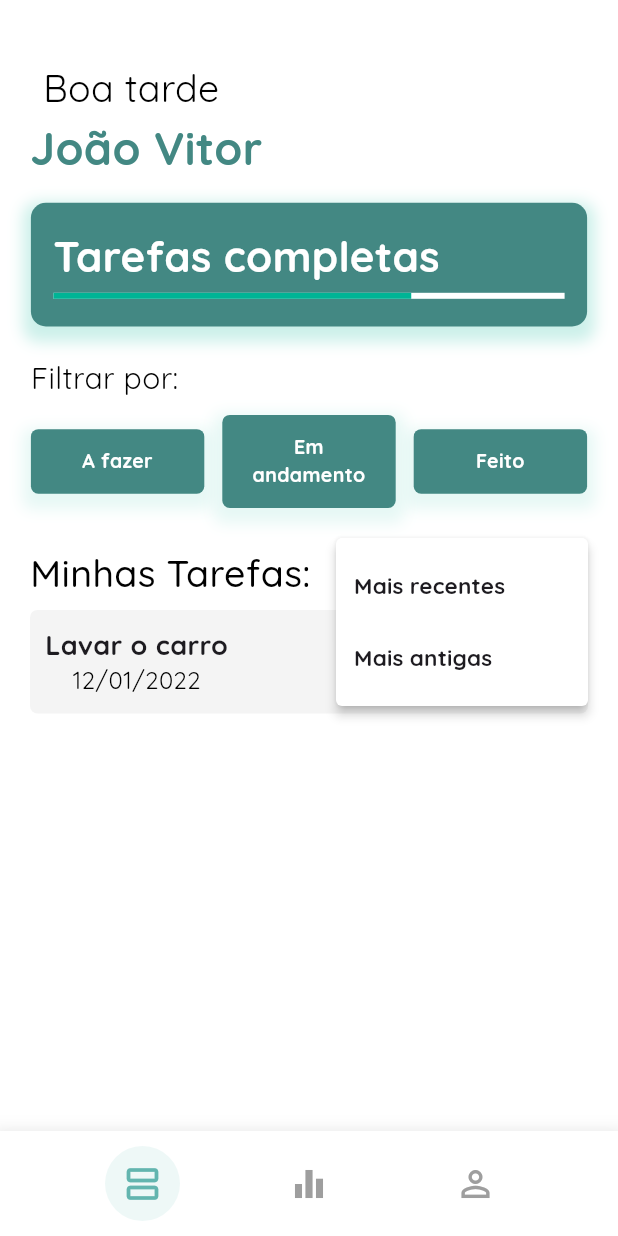
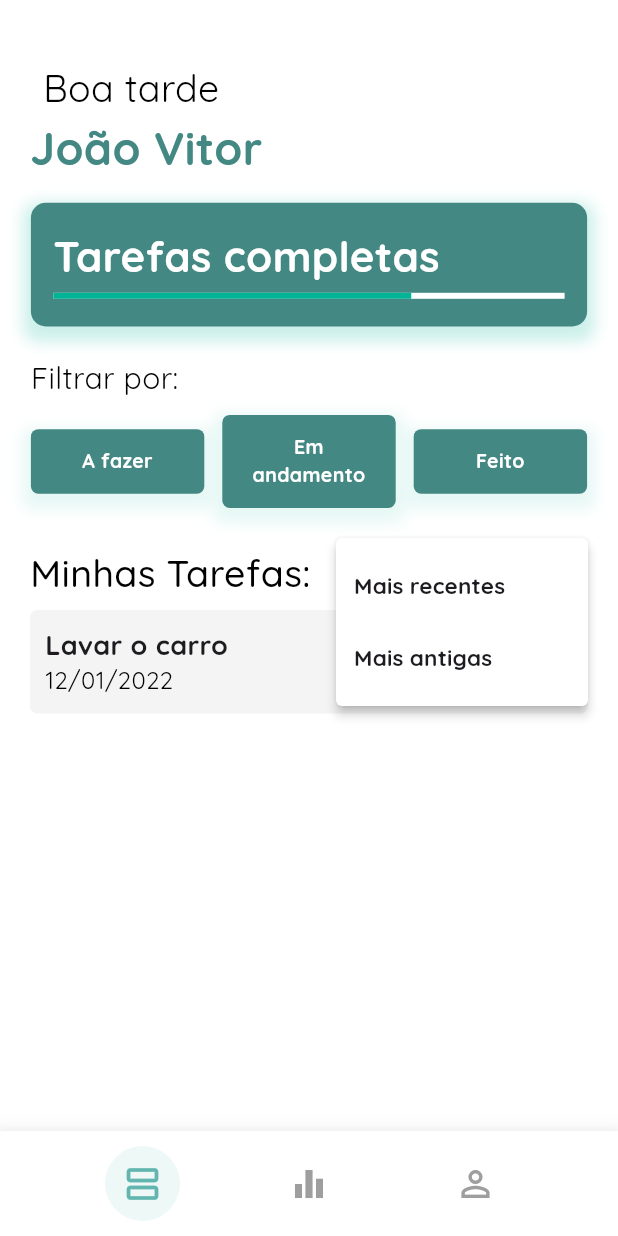
Before and after one commit to FirmianoGit/To-do-tasks-mobile-flutter, a Flutter app: the screen it shows after launch, after a tap on the "sort" icon, on a phone screen of 412 x 824 dp. Run offline on Flutter 3.47's test engine with Material 3 defaults, Android fonts, the phone set to English and light mode, and no system bars; our stand-ins replace freezed_annotation, go_router.

Commit message:
Feat: Criada a model de tasks para a implementação do mockUp para a criação da UI

```diff
--- /dev/null
+++ b/financy/lib/domain/models/tasks/tasks.dart
@@ -0,0 +1,22 @@
+import 'package:freezed_annotation/freezed_annotation.dart';
+
+part 'tasks.freezed.dart'; // mesmo prefixo do nome do arquivo
+part 'tasks.g.dart';
+
+@freezed
+class Task with _$Task {
+  const factory Task({
+    required int taskId,
+    required String titulo,
+    required String descricao,
+    required int statusId,
+    required int usuarioId,
+    required DateTime criadoEm,
+    required int prioridade,
+  }) = _Task;
+
+  factory Task.fromJson(Map<String, dynamic> json) => _$TaskFromJson(json);
+
+  @override
+  dynamic noSuchMethod(Invocation invocation) => super.noSuchMethod(invocation);
+}
--- a/financy/lib/ui/TasksView/tasks_screen.dart
+++ b/financy/lib/ui/TasksView/tasks_screen.dart
@@ -1,5 +1,6 @@
 import 'package:financy_app/ui/TasksView/widget/Tastks_filter/filter_row.dart';
 import 'package:financy_app/ui/TasksView/widget/order_menu_button.dart';
+import 'package:financy_app/ui/TasksView/widget/tasks_card.dart';
 import 'package:financy_app/ui/TasksView/widget/tasks_completed_widget.dart';
 import 'package:financy_app/ui/TasksView/widget/tasks_screen_top.dart';
 import 'package:financy_app/ui/core/theme/app_colors.dart';
@@ -53,41 +54,15 @@ class TasksScreen extends StatelessWidget {
                       ),
                     ],
                   ),
-                  Container(
-                    decoration: BoxDecoration(
-                      color: const Color(0xFFF4F4F4),
-                      borderRadius: BorderRadius.circular(5)
-                    ),
-                    child: Padding(
-                      padding: const EdgeInsets.symmetric(vertical: 10),
-                      child: Row(
-                        mainAxisAlignment: MainAxisAlignment.spaceBetween,
-                        children: [
-                          Padding(
-                            padding: const EdgeInsets.symmetric(horizontal: 10),
-                            child: Column(
-                              children: [
-                                Text(
-                                  'Lavar o carro',
-                                  style: AppTextStyles.midText
-                                      .copyWith(fontSize: 18),
-                                ),
-                                Text(
-                                  '12/01/2022',
-                                  style: AppTextStyles.thinText.copyWith(
-                                      color: Colors.black, fontSize: 16),
-                                )
-                              ],
-                            ),
-                          ),
-                          Padding(
-                            padding: const EdgeInsets.symmetric(horizontal: 10),
-                            child: Text('Prioridade Alta', style: AppTextStyles.bigText.copyWith(fontSize: 19, color: Colors.red),),
-                          ),
-                        ],
-                      ),
-                    ),
-                  )
+                  TaskCard(
+                    titulo: 'Lavar o carro',
+                    data: '12/01/2022',
+                    prioridade: 'Prioridade Alta',
+                    corPrioridade: Colors.red,
+                    onTap: () {
+                      // TODO: lógica quando o card for clicado
+                    },
+                  ),
                 ],
               ),
             ),
--- /dev/null
+++ b/financy/lib/ui/TasksView/widget/tasks_card.dart
@@ -0,0 +1,69 @@
+import 'package:flutter/material.dart';
+import 'package:financy_app/ui/core/theme/app_text_styles.dart';
+
+class TaskCard extends StatelessWidget {
+  final String titulo;
+  final String data;
+  final String prioridade;
+  final Color corPrioridade;
+  final VoidCallback onTap;
+
+  const TaskCard({
+    super.key,
+    required this.titulo,
+    required this.data,
+    required this.prioridade,
+    required this.corPrioridade,
+    required this.onTap,
+  });
+
+  @override
+  Widget build(BuildContext context) {
+    return GestureDetector(
+      onTap: onTap,
+      child: Container(
+        decoration: BoxDecoration(
+          color: const Color(0xFFF4F4F4),
+          borderRadius: BorderRadius.circular(5),
+        ),
+        child: Padding(
+          padding: const EdgeInsets.symmetric(vertical: 10),
+          child: Row(
+            mainAxisAlignment: MainAxisAlignment.spaceBetween,
+            children: [
+              Padding(
+                padding: const EdgeInsets.symmetric(horizontal: 10),
+                child: Column(
+                  crossAxisAlignment: CrossAxisAlignment.start,
+                  children: [
+                    Text(
+                      titulo,
+                      style: AppTextStyles.midText.copyWith(fontSize: 18),
+                    ),
+                    Text(
+                      data,
+                      style: AppTextStyles.thinText.copyWith(
+                        color: Colors.black,
+                        fontSize: 16,
+                      ),
+                    )
+                  ],
+                ),
+              ),
+              Padding(
+                padding: const EdgeInsets.symmetric(horizontal: 10),
+                child: Text(
+                  prioridade,
+                  style: AppTextStyles.bigText.copyWith(
+                    fontSize: 19,
+                    color: corPrioridade,
+                  ),
+                ),
+              ),
+            ],
+          ),
+        ),
+      ),
+    );
+  }
+}
```
Also changed, not shown: financy/pubspec.yaml (+7 -3 lines), financy/lib/domain/models/tasks/tasks.freezed.dart (added), financy/lib/domain/models/tasks/tasks.g.dart (added), financy/pubspec.lock.
